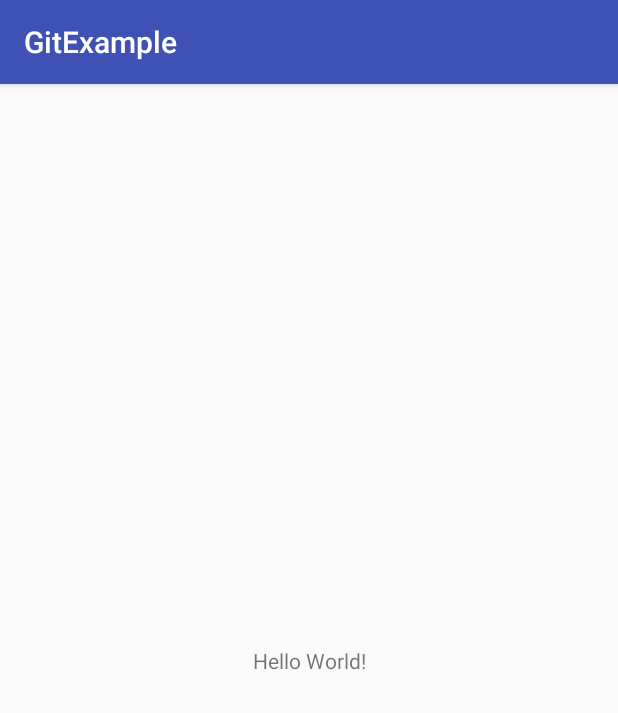
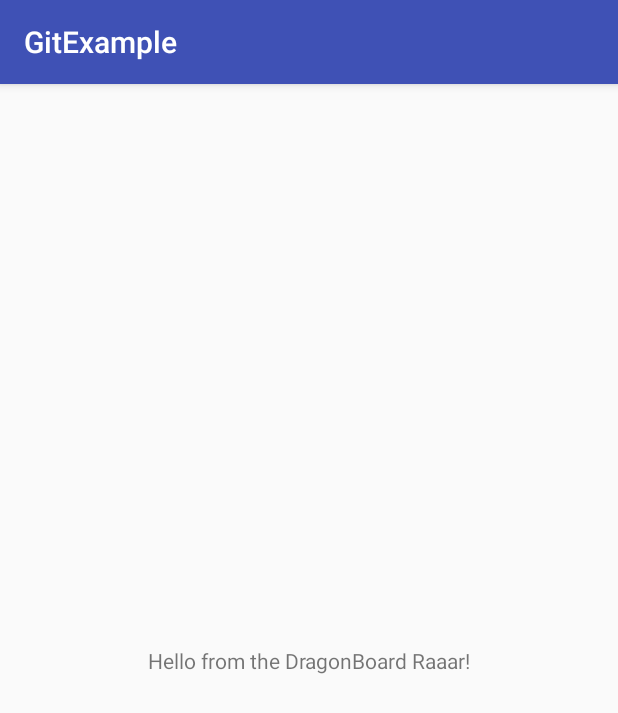
Before and after one commit to stewartfaith/gitfirstexample, an Android app: the screen it shows after launch (GitExampleActivity), on a phone screen of 412 x 824 dp. Shown: the top 713 px of the screen. Run offline under Robolectric (Android 15) with nearby library versions, the phone set to English and light mode, and no system bars.

Commit message:
changed text to appropriate example

```diff
--- a/app/src/main/res/layout/activity_git_example.xml
+++ b/app/src/main/res/layout/activity_git_example.xml
@@ -9,7 +9,7 @@
     <TextView
         android:layout_width="wrap_content"
         android:layout_height="wrap_content"
-        android:text="Hello World!"
+        android:text="Hello from the DragonBoard Raaar!"
         app:layout_constraintBottom_toBottomOf="parent"
         app:layout_constraintLeft_toLeftOf="parent"
         app:layout_constraintRight_toRightOf="parent"
```
